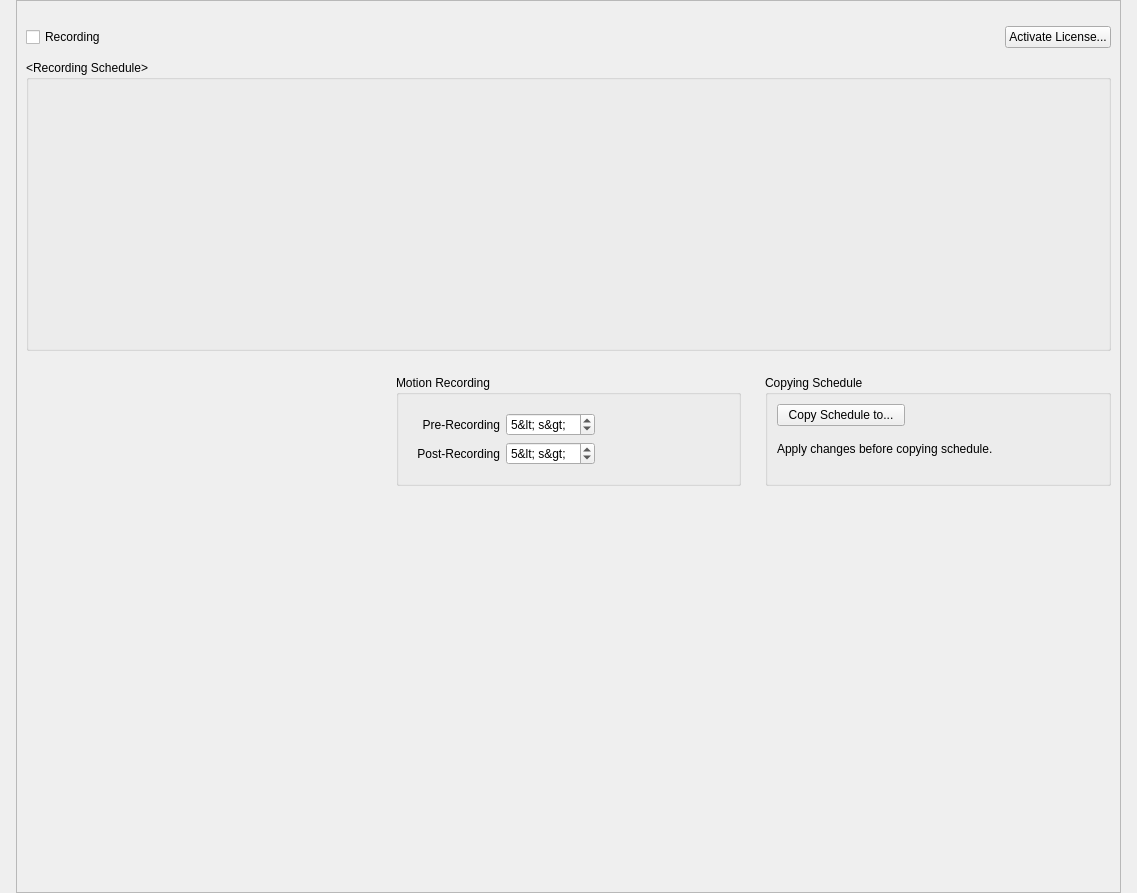
Old version of the form client/nx_client_desktop/src/nx/client/desktop/resource_properties/camera/widgets/camera_schedule_widget.ui in the repository networkoptix/nx_open.
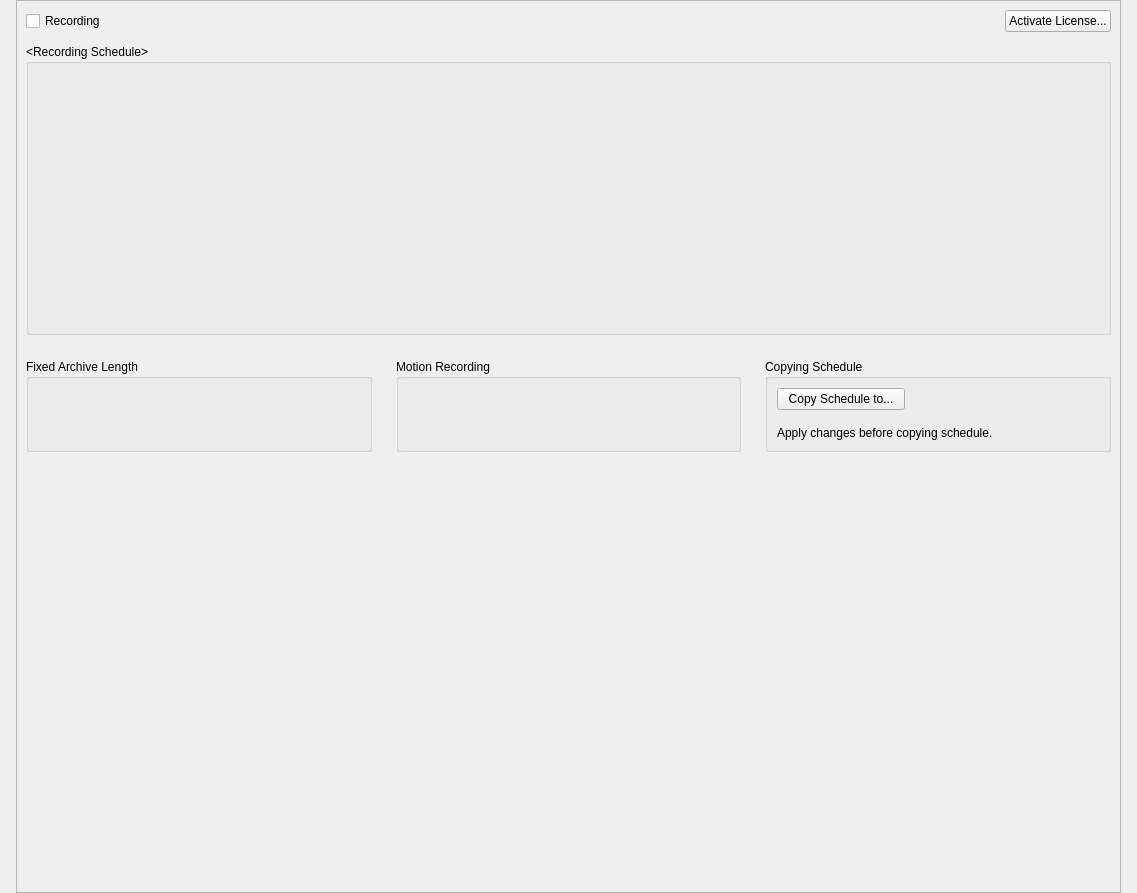
New version of the form. Custom widgets are drawn as their Qt base class.

Commit message:
VMS-8767: Added schedule displaying
<==== Mercurial data ====>
Branch: vms

Diff of the .ui file:
```diff
--- a/client/nx_client_desktop/src/nx/client/desktop/resource_properties/camera/widgets/camera_schedule_widget.ui
+++ b/client/nx_client_desktop/src/nx/client/desktop/resource_properties/camera/widgets/camera_schedule_widget.ui
@@ -43,23 +43,7 @@
         <height>891</height>
        </rect>
       </property>
-      <layout class="QVBoxLayout" name="verticalLayout_7" stretch="0,0,0,0,0,0,1">
-       <item>
-        <spacer name="verticalSpacer_8">
-         <property name="orientation">
-          <enum>Qt::Vertical</enum>
-         </property>
-         <property name="sizeType">
-          <enum>QSizePolicy::Fixed</enum>
-         </property>
-         <property name="sizeHint" stdset="0">
-          <size>
-           <width>20</width>
-           <height>16</height>
-          </size>
-         </property>
-        </spacer>
-       </item>
+      <layout class="QVBoxLayout" name="verticalLayout_7" stretch="0,0,0,0,0,1">
        <item>
         <layout class="QHBoxLayout" name="topButtonsLayout">
          <item>
@@ -150,13 +134,41 @@
           <number>0</number>
          </property>
          <item>
-          <widget class="nx::client::desktop::ArchiveLengthWidget" name="archiveLengthWidget" native="true">
-           <property name="minimumSize">
-            <size>
-             <width>50</width>
-             <height>0</height>
-            </size>
+          <widget class="QGroupBox" name="archiveGroupBox">
+           <property name="title">
+            <string>Fixed Archive Length</string>
            </property>
+           <property name="flat">
+            <bool>true</bool>
+           </property>
+           <layout class="QVBoxLayout" name="verticalLayout_2">
+            <property name="spacing">
+             <number>16</number>
+            </property>
+            <item>
+             <widget class="nx::client::desktop::ArchiveLengthWidget" name="archiveLengthWidget" native="true">
+              <property name="minimumSize">
+               <size>
+                <width>50</width>
+                <height>0</height>
+               </size>
+              </property>
+             </widget>
+            </item>
+            <item>
+             <spacer name="verticalSpacer_2">
+              <property name="orientation">
+               <enum>Qt::Vertical</enum>
+              </property>
+              <property name="sizeHint" stdset="0">
+               <size>
+                <width>0</width>
+                <height>0</height>
+               </size>
+              </property>
+             </spacer>
+            </item>
+           </layout>
           </widget>
          </item>
          <item>
@@ -169,74 +181,7 @@
            </property>
            <layout class="QVBoxLayout" name="verticalLayout_3">
             <item>
-             <widget class="QWidget" name="widget_3" native="true">
-              <property name="sizePolicy">
-               <sizepolicy hsizetype="Maximum" vsizetype="Maximum">
-                <horstretch>0</horstretch>
-                <verstretch>0</verstretch>
-               </sizepolicy>
-              </property>
-              <layout class="QGridLayout" name="gridLayout_2">
-               <item row="0" column="0">
-                <widget class="QLabel" name="label_9">
-                 <property name="text">
-                  <string>Pre-Recording</string>
-                 </property>
-                 <property name="alignment">
-                  <set>Qt::AlignRight|Qt::AlignTrailing|Qt::AlignVCenter</set>
-                 </property>
-                 <property name="buddy">
-                  <cstring>recordBeforeSpinBox</cstring>
-                 </property>
-                </widget>
-               </item>
-               <item row="0" column="1">
-                <widget class="QSpinBox" name="recordBeforeSpinBox">
-                 <property name="suffix">
-                  <string notr="true" extracomment="Short for &quot;seconds&quot;">&lt; s&gt;</string>
-                 </property>
-                 <property name="minimum">
-                  <number>3</number>
-                 </property>
-                 <property name="maximum">
-                  <number>20</number>
-                 </property>
-                 <property name="value">
-                  <number>5</number>
-                 </property>
-                </widget>
-               </item>
-               <item row="1" column="0">
-                <widget class="QLabel" name="label_10">
-                 <property name="text">
-                  <string>Post-Recording</string>
-                 </property>
-                 <property name="alignment">
-                  <set>Qt::AlignRight|Qt::AlignTrailing|Qt::AlignVCenter</set>
-                 </property>
-                 <property name="buddy">
-                  <cstring>recordAfterSpinBox</cstring>
-                 </property>
-                </widget>
-               </item>
-               <item row="1" column="1">
-                <widget class="QSpinBox" name="recordAfterSpinBox">
-                 <property name="suffix">
-                  <string notr="true" extracomment="Short for &quot;seconds&quot;">&lt; s&gt;</string>
-                 </property>
-                 <property name="minimum">
-                  <number>3</number>
-                 </property>
-                 <property name="maximum">
-                  <number>20</number>
-                 </property>
-                 <property name="value">
-                  <number>5</number>
-                 </property>
-                </widget>
-               </item>
-              </layout>
-             </widget>
+             <widget class="nx::client::desktop::RecordingThresholdWidget" name="recordingThresholdWidget" native="true"/>
             </item>
             <item>
              <spacer name="verticalSpacer_5">
@@ -360,6 +305,12 @@
    <header location="global">nx/client/desktop/resource_properties/camera/widgets/schedule_settings_widget.h</header>
    <container>1</container>
   </customwidget>
+  <customwidget>
+   <class>nx::client::desktop::RecordingThresholdWidget</class>
+   <extends>QWidget</extends>
+   <header location="global">nx/client/desktop/resource_properties/camera/widgets/recording_threshold_widget.h</header>
+   <container>1</container>
+  </customwidget>
  </customwidgets>
  <tabstops>
   <tabstop>enableRecordingCheckBox</tabstop>
```
Left out of the diff: 8 changed lines with no effect on the pictures. The commit also changes 16 other files.
